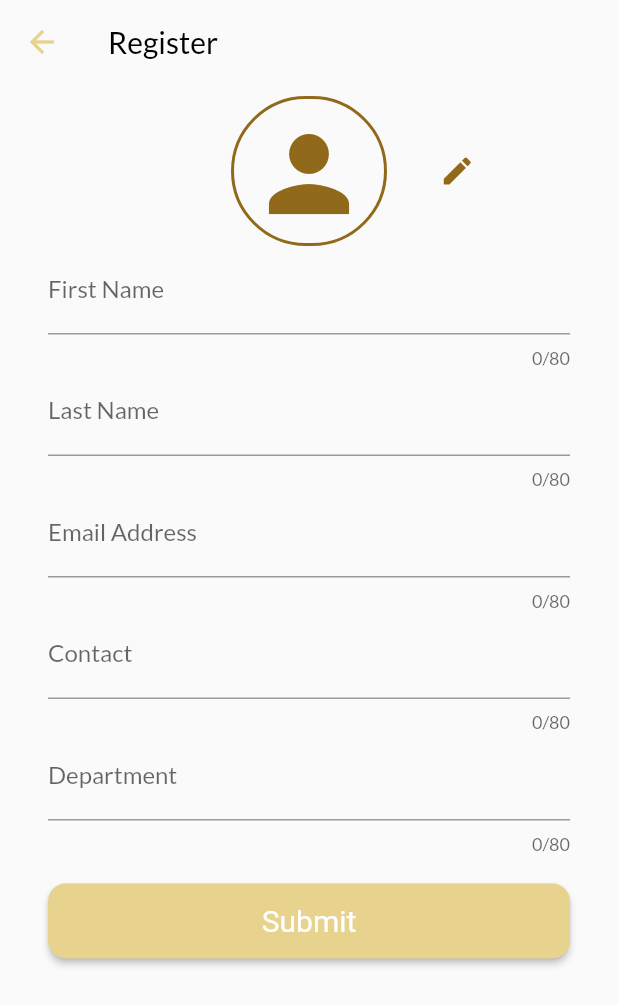
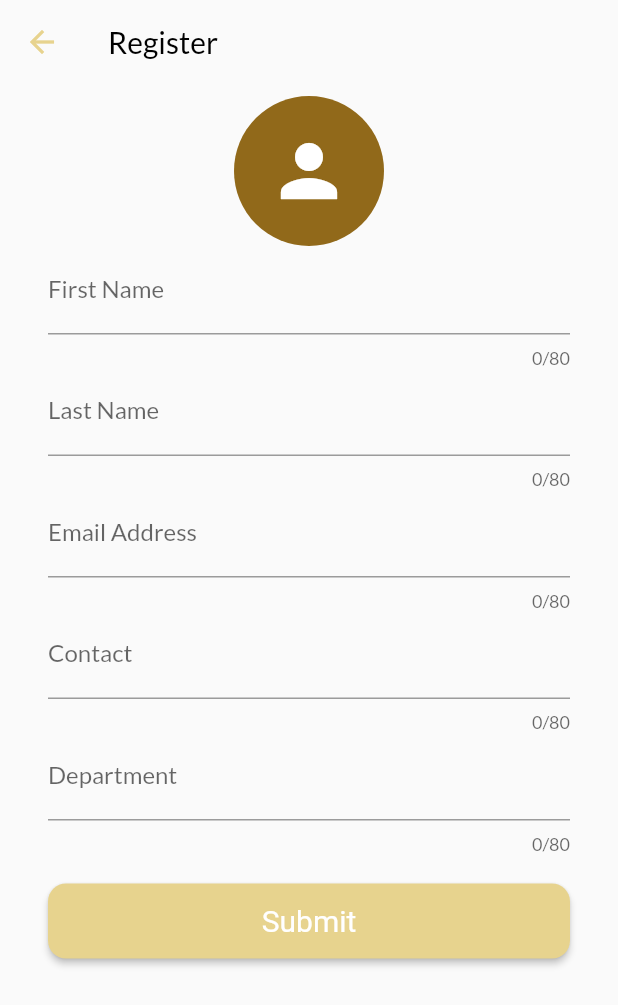
Before and after one commit to chetan882777/export-improt, a Flutter app: the RegisterScreen screen opened by its route, on a phone screen of 412 x 824 dp. Shown: the top 1005 px of the screen. Run offline on Flutter 3.47's test engine with Material 2 defaults, Android fonts, the phone set to English and light mode, and no system bars; drawn by our look-alikes of flutter_form_builder; our stand-ins replace dio, flutter_spinkit, fluttertoast, pin_code_fields, shared_preferences; missing offline and left inert: dart:ffi; accounts and stored records are empty.

Commit message:
user icon on RegisterScreen.dart

```diff
--- a/lib/modules/register/RegisterScreen.dart
+++ b/lib/modules/register/RegisterScreen.dart
@@ -58,48 +58,43 @@ class RegisterScreen extends StatelessWidget {
                       mainAxisAlignment: MainAxisAlignment.center,
                       crossAxisAlignment: CrossAxisAlignment.center,
                       children: <Widget>[
-                        SizedBox(
+                        Offstage(
+                          offstage: model.isNameEntered,
+                          child: SizedBox(
                             height: 100,
                             width: double.infinity,
-                            child: Stack(
-                              children: [
-                                Align(
-                                    child: Container(
-                                  height: 100,
-                                  decoration: BoxDecoration(
-                                      borderRadius: BorderRadius.circular(100),
-                                      border: Border.all(
-                                          width: 2,
-                                          color:
-                                              Theme.of(context).primaryColor)),
-                                  child: Padding(
-                                      padding: EdgeInsets.all(10),
+                            child: CircleAvatar(
+                              backgroundColor: Theme.of(context).primaryColor,
                               child: Icon(
                                 Icons.person,
-                                        size: 80,
-                                        color: Theme.of(context).primaryColor,
-                                      )),
-                                )),
-                                Align(
-                                  child: InkWell(
-                                    onTap: () {},
-                                    child: Padding(
-                                      padding: EdgeInsets.all(10),
-                                      child: Icon(
-                                        Icons.edit,
-                                        color: Theme.of(context).primaryColor,
+                                color: Colors.white,
+                                size: 56,
                               ),
                             ),
                           ),
-                                  alignment: Alignment(0.65, 0.0),
                         ),
-                              ],
-                            )),
+                        Offstage(
+                          offstage: !model.isNameEntered,
+                          child: SizedBox(
+                            height: 100,
+                            width: double.infinity,
+                            child: CircleAvatar(
+                              backgroundColor: Theme.of(context).primaryColor,
+                              child: Text(
+                                model.name.isNotEmpty?model.name[0]:"A",
+                                style: TextStyle(
+                                    color: Colors.white, fontSize: 56),
+                              ),
+                            ),
+                          ),
+                        ),
                         matForms.matEditable(
                           variable: "firstName",
                           displayText: "First Name",
                           textInputType: TextInputType.name,
-                          player: (val) {},
+                          player: (val) {
+                            model.setName(val);
+                          },
                           validator: FormBuilderValidators.compose([
                             FormBuilderValidators.required(context),
                             FormBuilderValidators.max(context, 70),
--- a/lib/modules/register/RegisterViewModel.dart
+++ b/lib/modules/register/RegisterViewModel.dart
@@ -6,7 +6,12 @@ class RegisterViewModel extends BaseViewModel {
 
   MATForms matForms;
 
-  RegisterViewModel(BuildContext context, this.matForms) : super(context);
+  RegisterViewModel(BuildContext context, this.matForms) : super(context) {
+    name = "";
+  }
+
+  bool isNameEntered = false;
+  late String name;
 
   void submit() {
     if(matForms.dynamicFormKey.currentState != null) {
@@ -18,4 +23,19 @@ class RegisterViewModel extends BaseViewModel {
       reqData.putIfAbsent("image", () => "");
     }
   }
+
+  void setName(String name) {
+    bool shouldNotify = false;
+    if((this.name.isEmpty && name.isNotEmpty) || (this.name.isNotEmpty && name.isEmpty))
+      shouldNotify = true;
+
+    this.name = name;
+
+    if(name.isNotEmpty)
+      isNameEntered = true;
+    else if(name.isEmpty)
+      isNameEntered = false;
+    if(shouldNotify)
+      notifyListeners();
+  }
 }
```
Lines whose indentation alone changed are shown as unchanged.
